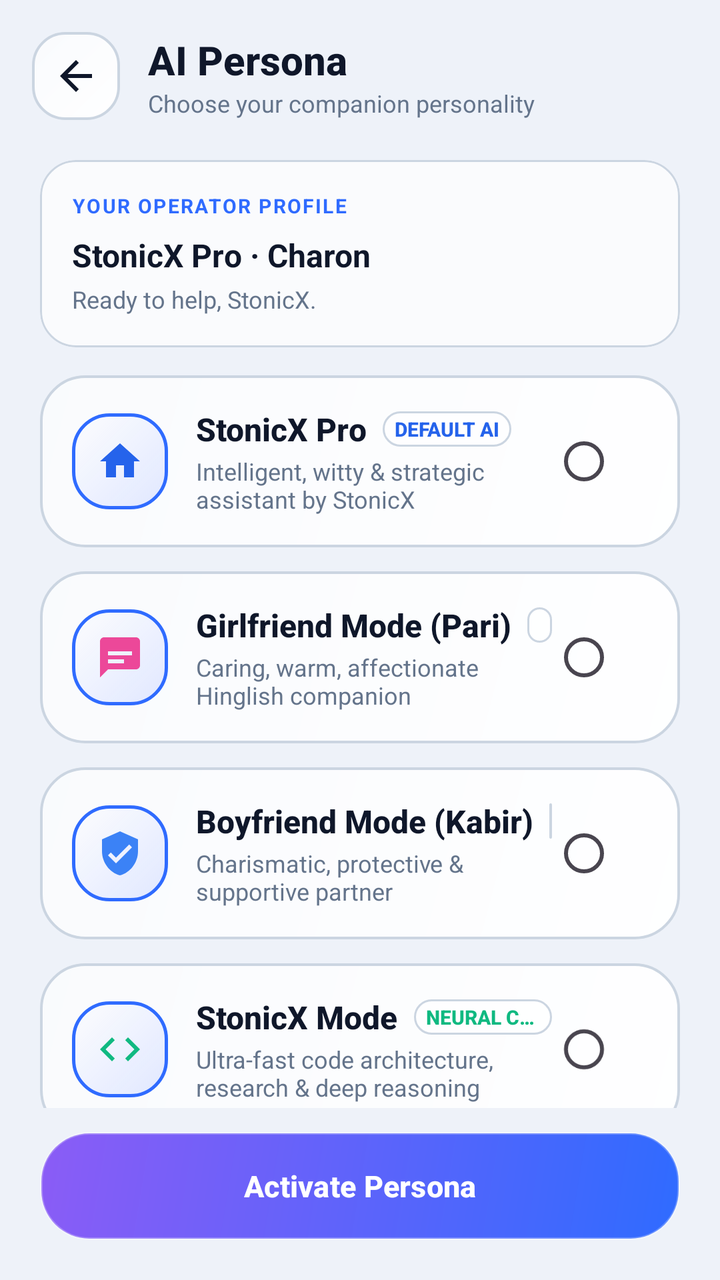
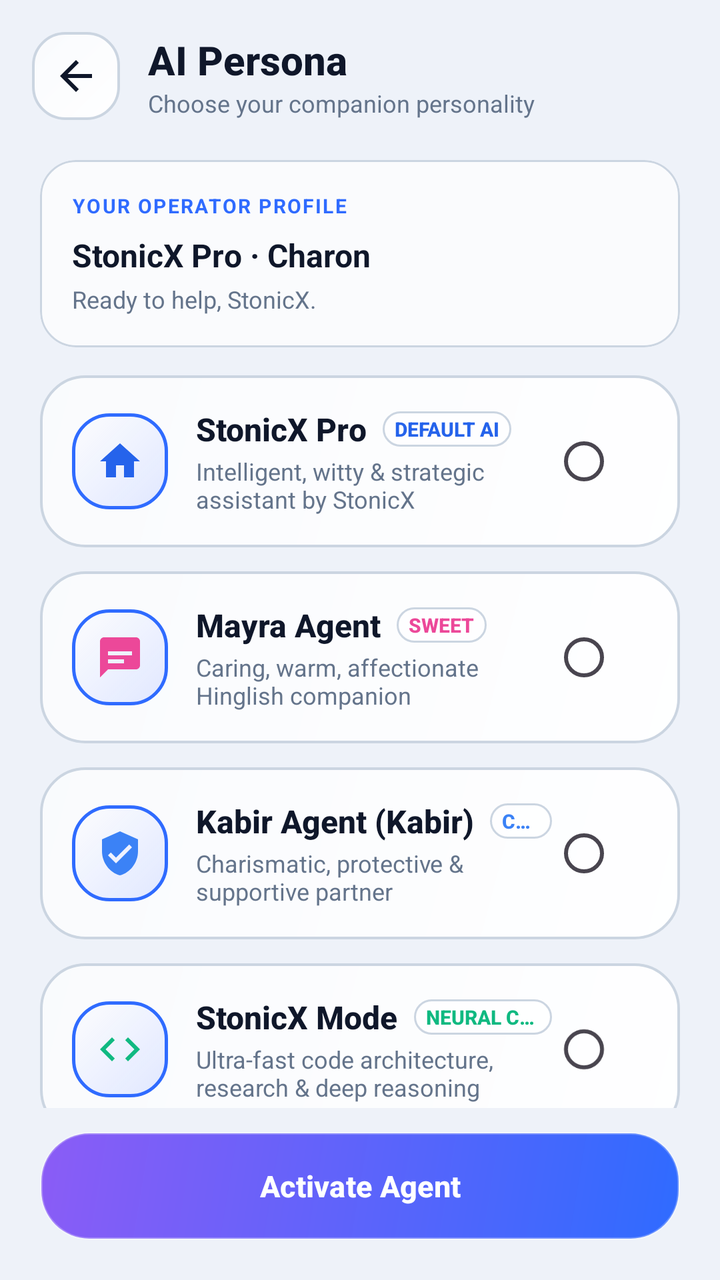

Screens rendered from an Android XML layout before and after an edit, with the pre-edit source and the edit as a unified diff.
<!-- AndroidManifest.xml: application theme Theme.StonicXAssistant -->
<!-- res/layout/activity_persona.xml -->
<?xml version="1.0" encoding="utf-8"?>
<androidx.constraintlayout.widget.ConstraintLayout
    xmlns:android="http://schemas.android.com/apk/res/android"
    xmlns:app="http://schemas.android.com/apk/res-auto"
    android:layout_width="match_parent"
    android:layout_height="match_parent"
    android:background="?attr/themeBg"
    android:focusable="true"
    android:focusableInTouchMode="true">

    
    <LinearLayout
        android:id="@+id/topBar"
        android:layout_width="match_parent"
        android:layout_height="wrap_content"
        android:orientation="horizontal"
        android:gravity="center_vertical"
        android:paddingStart="16dp"
        android:paddingEnd="16dp"
        android:paddingTop="16dp"
        android:paddingBottom="12dp"
        app:layout_constraintTop_toTopOf="parent">

        <ImageButton
            android:id="@+id/btnBack"
            android:layout_width="44dp"
            android:layout_height="44dp"
            android:background="@drawable/bg_stonicx_icon_square"
            android:src="@drawable/ic_back"
            app:tint="?attr/themeTextPrimary"
            android:contentDescription="Back" />

        <LinearLayout
            android:layout_width="0dp"
            android:layout_height="wrap_content"
            android:layout_weight="1"
            android:orientation="vertical"
            android:layout_marginStart="14dp">

            <TextView
                android:layout_width="wrap_content"
                android:layout_height="wrap_content"
                android:text="AI Persona"
                android:textColor="?attr/themeTextPrimary"
                android:textSize="20sp"
                android:fontFamily="sans-serif-medium"
                android:textStyle="bold" />

            <TextView
                android:layout_width="wrap_content"
                android:layout_height="wrap_content"
                android:text="Choose your companion personality"
                android:textColor="?attr/themeTextMuted"
                android:textSize="12sp"
                android:fontFamily="sans-serif" />
        </LinearLayout>
    </LinearLayout>

    <ScrollView
        android:id="@+id/scrollPersona"
        android:layout_width="match_parent"
        android:layout_height="0dp"
        android:paddingStart="20dp"
        android:paddingEnd="20dp"
        android:scrollbars="none"
        android:descendantFocusability="beforeDescendants"
        app:layout_constraintTop_toBottomOf="@id/topBar"
        app:layout_constraintBottom_toTopOf="@id/layoutBottomBar">

        <LinearLayout
            android:layout_width="match_parent"
            android:layout_height="wrap_content"
            android:orientation="vertical"
            android:paddingTop="8dp"
            android:paddingBottom="24dp">

            <com.google.android.material.card.MaterialCardView
                android:layout_width="match_parent"
                android:layout_height="wrap_content"
                android:layout_marginBottom="14dp"
                app:cardBackgroundColor="?attr/themeCardBg"
                app:strokeColor="?attr/themeCardBorder"
                app:strokeWidth="1dp"
                app:cardCornerRadius="18dp">

                <LinearLayout
                    android:layout_width="match_parent"
                    android:layout_height="wrap_content"
                    android:orientation="vertical"
                    android:padding="16dp">

                    <TextView
                        android:layout_width="wrap_content"
                        android:layout_height="wrap_content"
                        android:text="YOUR OPERATOR PROFILE"
                        android:textColor="?attr/themeAccent"
                        android:textSize="10sp"
                        android:letterSpacing="0.08"
                        android:textStyle="bold" />

                    <TextView
                        android:id="@+id/tvPersonaPreview"
                        android:layout_width="match_parent"
                        android:layout_height="wrap_content"
                        android:layout_marginTop="7dp"
                        android:text="StonicX Pro · Charon"
                        android:textColor="?attr/themeTextPrimary"
                        android:textSize="16sp"
                        android:textStyle="bold" />

                    <TextView
                        android:id="@+id/tvPersonaGreeting"
                        android:layout_width="match_parent"
                        android:layout_height="wrap_content"
                        android:layout_marginTop="3dp"
                        android:text="Ready to help, StonicX."
                        android:textColor="?attr/themeTextMuted"
                        android:textSize="12sp" />
                </LinearLayout>
            </com.google.android.material.card.MaterialCardView>

            
            <LinearLayout
                android:id="@+id/cardPersonaStonicX"
                android:layout_width="match_parent"
                android:layout_height="wrap_content"
                android:orientation="horizontal"
                android:gravity="center_vertical"
                android:background="@drawable/bg_stonicx_card"
                android:padding="16dp"
                android:clickable="true"
                android:focusable="true"
                android:layout_marginBottom="12dp">

                <FrameLayout
                    android:layout_width="48dp"
                    android:layout_height="48dp">
                    <ImageView
                        android:layout_width="match_parent"
                        android:layout_height="match_parent"
                        android:background="@drawable/bg_stonicx_avatar"
                        android:src="@drawable/ic_nav_home"
                        app:tint="@color/accent_sapphire"
                        android:padding="12dp"
                        android:contentDescription="StonicX" />
                </FrameLayout>

                <LinearLayout
                    android:layout_width="0dp"
                    android:layout_height="wrap_content"
                    android:layout_weight="1"
                    android:orientation="vertical"
                    android:layout_marginStart="14dp">

                    <LinearLayout
                        android:layout_width="wrap_content"
                        android:layout_height="wrap_content"
                        android:orientation="horizontal"
                        android:gravity="center_vertical">

                        <TextView
                            android:layout_width="wrap_content"
                            android:layout_height="wrap_content"
                            android:text="StonicX Pro"
                            android:textColor="?attr/themeTextPrimary"
                            android:textSize="16sp"
                            android:fontFamily="sans-serif-medium"
                            android:textStyle="bold" />

                        <TextView
                            android:layout_width="wrap_content"
                            android:layout_height="wrap_content"
                            android:text="DEFAULT AI"
                            android:singleLine="true"
                            android:maxLines="1"
                            android:textColor="@color/accent_sapphire"
                            android:textSize="10sp"
                            android:textStyle="bold"
                            android:fontFamily="sans-serif-medium"
                            android:background="@drawable/bg_stonicx_chip"
                            android:paddingStart="6dp"
                            android:paddingEnd="6dp"
                            android:paddingTop="2dp"
                            android:paddingBottom="2dp"
                            android:layout_marginStart="8dp" />
                    </LinearLayout>

                    <TextView
                        android:layout_width="wrap_content"
                        android:layout_height="wrap_content"
                        android:text="Intelligent, witty &amp; strategic assistant by StonicX"
                        android:textColor="?attr/themeTextMuted"
                        android:textSize="12sp"
                        android:fontFamily="sans-serif"
                        android:layout_marginTop="2dp" />
                </LinearLayout>

                <RadioButton
                    android:id="@+id/rbSelectStonicX"
                    android:layout_width="wrap_content"
                    android:layout_height="wrap_content"
                    android:clickable="false"
                    android:focusable="false" />
            </LinearLayout>

            
            <LinearLayout
                android:id="@+id/cardPersonaGirlfriend"
                android:layout_width="match_parent"
                android:layout_height="wrap_content"
                android:orientation="horizontal"
                android:gravity="center_vertical"
                android:background="@drawable/bg_stonicx_card"
                android:padding="16dp"
                android:clickable="true"
                android:focusable="true"
                android:layout_marginBottom="12dp">

                <FrameLayout
                    android:layout_width="48dp"
                    android:layout_height="48dp">
                    <ImageView
                        android:layout_width="match_parent"
                        android:layout_height="match_parent"
                        android:background="@drawable/bg_stonicx_avatar"
                        android:src="@drawable/ic_nav_chat"
                        app:tint="#EC4899"
                        android:padding="12dp"
                        android:contentDescription="Girlfriend" />
                </FrameLayout>

                <LinearLayout
                    android:layout_width="0dp"
                    android:layout_height="wrap_content"
                    android:layout_weight="1"
                    android:orientation="vertical"
                    android:layout_marginStart="14dp">

                    <LinearLayout
                        android:layout_width="wrap_content"
                        android:layout_height="wrap_content"
                        android:orientation="horizontal"
                        android:gravity="center_vertical">

                        <TextView
                            android:layout_width="wrap_content"
                            android:layout_height="wrap_content"
                            android:text="Girlfriend Mode (Pari)"
                            android:textColor="?attr/themeTextPrimary"
                            android:textSize="16sp"
                            android:fontFamily="sans-serif-medium"
                            android:textStyle="bold" />

                        <TextView
                            android:layout_width="wrap_content"
                            android:layout_height="wrap_content"
                            android:text="SWEET"
                            android:singleLine="true"
                            android:maxLines="1"
                            android:textColor="#EC4899"
                            android:textSize="10sp"
                            android:textStyle="bold"
                            android:fontFamily="sans-serif-medium"
                            android:background="@drawable/bg_stonicx_chip"
                            android:paddingStart="6dp"
                            android:paddingEnd="6dp"
                            android:paddingTop="2dp"
                            android:paddingBottom="2dp"
                            android:layout_marginStart="8dp" />
                    </LinearLayout>

                    <TextView
                        android:layout_width="wrap_content"
                        android:layout_height="wrap_content"
                        android:text="Caring, warm, affectionate Hinglish companion"
                        android:textColor="?attr/themeTextMuted"
                        android:textSize="12sp"
                        android:fontFamily="sans-serif"
                        android:layout_marginTop="2dp" />
                </LinearLayout>

                <RadioButton
                    android:id="@+id/rbSelectGirlfriend"
                    android:layout_width="wrap_content"
                    android:layout_height="wrap_content"
                    android:clickable="false"
                    android:focusable="false" />
            </LinearLayout>

            
            <LinearLayout
                android:id="@+id/cardPersonaBoyfriend"
                android:layout_width="match_parent"
                android:layout_height="wrap_content"
                android:orientation="horizontal"
                android:gravity="center_vertical"
                android:background="@drawable/bg_stonicx_card"
                android:padding="16dp"
                android:clickable="true"
                android:focusable="true"
                android:layout_marginBottom="12dp">

                <FrameLayout
                    android:layout_width="48dp"
                    android:layout_height="48dp">
                    <ImageView
                        android:layout_width="match_parent"
                        android:layout_height="match_parent"
                        android:background="@drawable/bg_stonicx_avatar"
                        android:src="@drawable/ic_settings_shield"
                        app:tint="#3B82F6"
                        android:padding="12dp"
                        android:contentDescription="Boyfriend" />
                </FrameLayout>

                <LinearLayout
                    android:layout_width="0dp"
                    android:layout_height="wrap_content"
                    android:layout_weight="1"
                    android:orientation="vertical"
                    android:layout_marginStart="14dp">

                    <LinearLayout
                        android:layout_width="wrap_content"
                        android:layout_height="wrap_content"
                        android:orientation="horizontal"
                        android:gravity="center_vertical">

                        <TextView
                            android:layout_width="wrap_content"
                            android:layout_height="wrap_content"
                            android:text="Boyfriend Mode (Kabir)"
                            android:textColor="?attr/themeTextPrimary"
                            android:textSize="16sp"
                            android:fontFamily="sans-serif-medium"
                            android:textStyle="bold" />

                        <TextView
                            android:layout_width="wrap_content"
                            android:layout_height="wrap_content"
                            android:text="CHARMING"
                            android:singleLine="true"
                            android:maxLines="1"
                            android:textColor="#3B82F6"
                            android:textSize="10sp"
                            android:textStyle="bold"
                            android:fontFamily="sans-serif-medium"
                            android:background="@drawable/bg_stonicx_chip"
                            android:paddingStart="6dp"
                            android:paddingEnd="6dp"
                            android:paddingTop="2dp"
                            android:paddingBottom="2dp"
                            android:layout_marginStart="8dp" />
                    </LinearLayout>

                    <TextView
                        android:layout_width="wrap_content"
                        android:layout_height="wrap_content"
                        android:text="Charismatic, protective &amp; supportive partner"
                        android:textColor="?attr/themeTextMuted"
                        android:textSize="12sp"
                        android:fontFamily="sans-serif"
                        android:layout_marginTop="2dp" />
                </LinearLayout>

                <RadioButton
                    android:id="@+id/rbSelectBoyfriend"
                    android:layout_width="wrap_content"
                    android:layout_height="wrap_content"
                    android:clickable="false"
                    android:focusable="false" />
            </LinearLayout>

            
            <LinearLayout
                android:id="@+id/cardPersonaStonicX2"
                android:layout_width="match_parent"
                android:layout_height="wrap_content"
                android:orientation="horizontal"
                android:gravity="center_vertical"
                android:background="@drawable/bg_stonicx_card"
                android:padding="16dp"
                android:clickable="true"
                android:focusable="true"
                android:layout_marginBottom="20dp">

                <FrameLayout
                    android:layout_width="48dp"
                    android:layout_height="48dp">
                    <ImageView
                        android:layout_width="match_parent"
                        android:layout_height="match_parent"
                        android:background="@drawable/bg_stonicx_avatar"
                        android:src="@drawable/ic_code_chip"
                        app:tint="#10B981"
                        android:padding="12dp"
                        android:contentDescription="StonicX" />
                </FrameLayout>

                <LinearLayout
                    android:layout_width="0dp"
                    android:layout_height="wrap_content"
                    android:layout_weight="1"
                    android:orientation="vertical"
                    android:layout_marginStart="14dp">

                    <LinearLayout
                        android:layout_width="wrap_content"
                        android:layout_height="wrap_content"
                        android:orientation="horizontal"
                        android:gravity="center_vertical">

                        <TextView
                            android:layout_width="wrap_content"
                            android:layout_height="wrap_content"
                            android:text="StonicX Mode"
                            android:textColor="?attr/themeTextPrimary"
                            android:textSize="16sp"
                            android:fontFamily="sans-serif-medium"
                            android:textStyle="bold" />

                        <TextView
                            android:layout_width="wrap_content"
                            android:layout_height="wrap_content"
                            android:text="NEURAL CORE"
                            android:singleLine="true"
                            android:maxLines="1"
                            android:textColor="#10B981"
                            android:textSize="10sp"
                            android:textStyle="bold"
                            android:fontFamily="sans-serif-medium"
                            android:background="@drawable/bg_stonicx_chip"
                            android:paddingStart="6dp"
                            android:paddingEnd="6dp"
                            android:paddingTop="2dp"
                            android:paddingBottom="2dp"
                            android:layout_marginStart="8dp" />
                    </LinearLayout>

                    <TextView
                        android:layout_width="wrap_content"
                        android:layout_height="wrap_content"
                        android:text="Ultra-fast code architecture, research &amp; deep reasoning"
                        android:textColor="?attr/themeTextMuted"
                        android:textSize="12sp"
                        android:fontFamily="sans-serif"
                        android:layout_marginTop="2dp" />
                </LinearLayout>

                <RadioButton
                    android:id="@+id/rbSelectStonicX2"
                    android:layout_width="wrap_content"
                    android:layout_height="wrap_content"
                    android:clickable="false"
                    android:focusable="false" />
            </LinearLayout>

            
            <TextView
                android:layout_width="wrap_content"
                android:layout_height="wrap_content"
                android:text="User Name (Default: StonicX)"
                android:textColor="?attr/themeTextMuted"
                android:textSize="13sp"
                android:fontFamily="sans-serif-medium"
                android:textStyle="bold"
                android:layout_marginBottom="8dp" />

            <LinearLayout
                android:layout_width="match_parent"
                android:layout_height="wrap_content"
                android:orientation="vertical"
                android:background="@drawable/bg_stonicx_card"
                android:padding="16dp"
                android:layout_marginBottom="16dp">

                <TextView
                    android:layout_width="wrap_content"
                    android:layout_height="wrap_content"
                    android:text="How should this persona address you?"
                    android:textColor="?attr/themeTextPrimary"
                    android:textSize="14sp"
                    android:fontFamily="sans-serif-medium"
                    android:textStyle="bold" />

                <com.google.android.material.textfield.TextInputLayout
                    android:layout_width="match_parent"
                    android:layout_height="wrap_content"
                    android:layout_marginTop="10dp"
                    app:boxBackgroundMode="outline"
                    app:boxCornerRadiusTopStart="12dp"
                    app:boxCornerRadiusTopEnd="12dp"
                    app:boxCornerRadiusBottomStart="12dp"
                    app:boxCornerRadiusBottomEnd="12dp"
                    app:boxStrokeColor="@color/accent_sapphire">

                    <com.google.android.material.textfield.TextInputEditText
                        android:id="@+id/etUserName"
                        android:layout_width="match_parent"
                        android:layout_height="wrap_content"
                        android:hint="StonicX"
                        android:text="StonicX"
                        android:inputType="textPersonName"
                        android:textColor="?attr/themeTextPrimary"
                        android:textSize="14sp"
                        android:fontFamily="sans-serif" />
                </com.google.android.material.textfield.TextInputLayout>
            </LinearLayout>

            
            <TextView
                android:layout_width="wrap_content"
                android:layout_height="wrap_content"
                android:text="Voice Tone"
                android:textColor="?attr/themeTextMuted"
                android:textSize="13sp"
                android:fontFamily="sans-serif-medium"
                android:textStyle="bold"
                android:layout_marginBottom="8dp" />

            <RadioGroup
                android:id="@+id/rgVoiceGroup"
                android:layout_width="match_parent"
                android:layout_height="wrap_content"
                android:background="@drawable/bg_stonicx_card"
                android:padding="14dp"
                android:layout_marginBottom="24dp">

                <RadioButton
                    android:id="@+id/rbVoiceAoede"
                    android:layout_width="match_parent"
                    android:layout_height="wrap_content"
                    android:text="Aoede (Warm, expressive female voice)"
                    android:textColor="?attr/themeTextPrimary"
                    android:textSize="13sp"
                    android:fontFamily="sans-serif-medium"
                    android:paddingTop="6dp"
                    android:paddingBottom="6dp" />

                <View
                    android:layout_width="match_parent"
                    android:layout_height="1dp"
                    android:background="@color/border_subtle" />

                <RadioButton
                    android:id="@+id/rbVoiceKore"
                    android:layout_width="match_parent"
                    android:layout_height="wrap_content"
                    android:text="Kore (Gentle, calm female voice)"
                    android:textColor="?attr/themeTextPrimary"
                    android:textSize="13sp"
                    android:fontFamily="sans-serif-medium"
                    android:paddingTop="6dp"
                    android:paddingBottom="6dp" />

                <View
                    android:layout_width="match_parent"
                    android:layout_height="1dp"
                    android:background="@color/border_subtle" />

                <RadioButton
                    android:id="@+id/rbVoiceFenrir"
                    android:layout_width="match_parent"
                    android:layout_height="wrap_content"
                    android:text="Fenrir (Deep, protective charismatic male voice)"
                    android:textColor="?attr/themeTextPrimary"
                    android:textSize="13sp"
                    android:fontFamily="sans-serif-medium"
                    android:paddingTop="6dp"
                    android:paddingBottom="6dp" />

                <View
                    android:layout_width="match_parent"
                    android:layout_height="1dp"
                    android:background="@color/border_subtle" />

                <RadioButton
                    android:id="@+id/rbVoicePuck"
                    android:layout_width="match_parent"
                    android:layout_height="wrap_content"
                    android:text="Puck (Crisp, modern dynamic male voice)"
                    android:textColor="?attr/themeTextPrimary"
                    android:textSize="13sp"
                    android:fontFamily="sans-serif-medium"
                    android:paddingTop="6dp"
                    android:paddingBottom="6dp" />

                <View
                    android:layout_width="match_parent"
                    android:layout_height="1dp"
                    android:background="@color/border_subtle" />

                <RadioButton
                    android:id="@+id/rbVoiceCharon"
                    android:layout_width="match_parent"
                    android:layout_height="wrap_content"
                    android:text="Charon (Distinguished butler male voice)"
                    android:textColor="?attr/themeTextPrimary"
                    android:textSize="13sp"
                    android:fontFamily="sans-serif-medium"
                    android:paddingTop="6dp"
                    android:paddingBottom="6dp" />
            </RadioGroup>

        </LinearLayout>
    </ScrollView>

    
    <LinearLayout
        android:id="@+id/layoutBottomBar"
        android:layout_width="match_parent"
        android:layout_height="wrap_content"
        android:paddingStart="20dp"
        android:paddingEnd="20dp"
        android:paddingTop="12dp"
        android:paddingBottom="20dp"
        android:background="?attr/themeBg"
        app:layout_constraintBottom_toBottomOf="parent">

        <com.google.android.material.button.MaterialButton
            android:id="@+id/btnActivatePersona"
            android:layout_width="match_parent"
            android:layout_height="54dp"
            android:background="@drawable/bg_stonicx_pill_button"
            app:backgroundTint="@null"
            android:text="Activate Persona"
            android:textColor="#FFFFFF"
            android:textSize="15sp"
            android:textStyle="bold"
            android:fontFamily="sans-serif-medium"
            android:textAllCaps="false" />
    </LinearLayout>

</androidx.constraintlayout.widget.ConstraintLayout>
<!-- resources referenced by this layout -->
<resources>
  <color name="accent_sapphire">#2563EB</color>
  <color name="border_subtle">#E2E8F0</color>
  <!-- drawable ic_back (drawable) -->
  <vector xmlns:android="http://schemas.android.com/apk/res/android"
      android:width="24dp"
      android:height="24dp"
      android:viewportWidth="24"
      android:viewportHeight="24">
    <path
        android:fillColor="#F4F4F6"
        android:pathData="M20,11H7.83l5.59,-5.59L12,4l-8,8 8,8 1.41,-1.41L7.83,13H20v-2z"/>
  </vector>
  <!-- drawable ic_code_chip (drawable) -->
  <vector xmlns:android="http://schemas.android.com/apk/res/android"
      android:width="20dp"
      android:height="20dp"
      android:viewportWidth="24"
      android:viewportHeight="24">
      <path
          android:fillColor="@color/naira_text_pink"
          android:pathData="M9.4,16.6L4.8,12l4.6,-4.6L8,6l-6,6 6,6 1.4,-1.4zM14.6,16.6l4.6,-4.6 -4.6,-4.6L16,6l6,6 -6,6 -1.4,-1.4z" />
  </vector>
  <!-- drawable ic_nav_chat (drawable) -->
  <vector xmlns:android="http://schemas.android.com/apk/res/android"
      android:width="24dp"
      android:height="24dp"
      android:viewportWidth="24"
      android:viewportHeight="24">
      <path
          android:fillColor="@color/text_subtle"
          android:pathData="M20,2H4C2.9,2 2,2.9 2,4v18l4,-4h14c1.1,0 2,-0.9 2,-2V4C22,2.9 21.1,2 20,2zM6,9h12v2H6V9zm0,4h8v2H6v-2z" />
  </vector>
  <!-- drawable ic_nav_home (drawable) -->
  <vector xmlns:android="http://schemas.android.com/apk/res/android"
      android:width="24dp"
      android:height="24dp"
      android:viewportWidth="24"
      android:viewportHeight="24">
      <path
          android:fillColor="@color/naira_red_bright"
          android:pathData="M10,20v-6h4v6h5v-8h3L12,3 2,12h3v8z" />
  </vector>
  <!-- drawable ic_settings_shield (drawable) -->
  <vector xmlns:android="http://schemas.android.com/apk/res/android"
      android:width="24dp"
      android:height="24dp"
      android:viewportWidth="24"
      android:viewportHeight="24">
      <path
          android:fillColor="@color/naira_red_bright"
          android:pathData="M12,1L3,5v6c0,5.55 3.84,10.74 9,12 5.16,-1.26 9,-6.45 9,-12V5l-9,-4zM10,17l-4,-4 1.41,-1.41L10,14.17l6.59,-6.59L18,9l-8,8z" />
  </vector>
  <style name="Theme.StonicXAssistant" parent="Theme.StonicXAssistant.Light" />
  <color name="naira_text_pink">#475569</color>
  <color name="text_subtle">#94A3B8</color>
  <color name="naira_red_bright">#2563EB</color>
  <!-- drawable bg_liquid_glow_light_1 (drawable) -->
  <?xml version="1.0" encoding="utf-8"?>
  <shape xmlns:android="http://schemas.android.com/apk/res/android"
      android:shape="oval">
      <gradient
          android:type="radial"
          android:gradientRadius="140dp"
          android:startColor="#262F6BFF"
          android:centerColor="#102F6BFF"
          android:endColor="#002F6BFF" />
  </shape>
  <!-- drawable bg_liquid_glow_light_2 (drawable) -->
  <?xml version="1.0" encoding="utf-8"?>
  <shape xmlns:android="http://schemas.android.com/apk/res/android"
      android:shape="oval">
      <gradient
          android:type="radial"
          android:gradientRadius="130dp"
          android:startColor="#208B5CF6"
          android:centerColor="#0D8B5CF6"
          android:endColor="#008B5CF6" />
  </shape>
  <!-- drawable bg_liquid_glow_light_3 (drawable) -->
  <?xml version="1.0" encoding="utf-8"?>
  <shape xmlns:android="http://schemas.android.com/apk/res/android"
      android:shape="oval">
      <gradient
          android:type="radial"
          android:gradientRadius="140dp"
          android:startColor="#1A06B6D4"
          android:centerColor="#0B06B6D4"
          android:endColor="#0006B6D4" />
  </shape>
  <!-- unchanged entries left out for length: 7 -->
</resources>

<!-- the commit's change to res/layout/activity_persona.xml (unified diff, before → after) -->
@@ -245,7 +245,7 @@
                         <TextView
                             android:layout_width="wrap_content"
                             android:layout_height="wrap_content"
-                            android:text="Girlfriend Mode (Pari)"
+                            android:text="Mayra Agent"
                             android:textColor="?attr/themeTextPrimary"
                             android:textSize="16sp"
                             android:fontFamily="sans-serif-medium"
@@ -329,7 +329,7 @@
                         <TextView
                             android:layout_width="wrap_content"
                             android:layout_height="wrap_content"
-                            android:text="Boyfriend Mode (Kabir)"
+                            android:text="Kabir Agent (Kabir)"
                             android:textColor="?attr/themeTextPrimary"
                             android:textSize="16sp"
                             android:fontFamily="sans-serif-medium"
@@ -373,7 +373,7 @@
 
             
             <LinearLayout
-                android:id="@+id/cardPersonaStonicX2"
+                android:id="@+id/cardPersonaStonicXMode"
                 android:layout_width="match_parent"
                 android:layout_height="wrap_content"
                 android:orientation="horizontal"
@@ -448,7 +448,7 @@
                 </LinearLayout>
 
                 <RadioButton
-                    android:id="@+id/rbSelectStonicX2"
+                    android:id="@+id/rbSelectStonicXMode"
                     android:layout_width="wrap_content"
                     android:layout_height="wrap_content"
                     android:clickable="false"
@@ -623,7 +623,7 @@
             android:layout_height="54dp"
             android:background="@drawable/bg_stonicx_pill_button"
             app:backgroundTint="@null"
-            android:text="Activate Persona"
+            android:text="Activate Agent"
             android:textColor="#FFFFFF"
             android:textSize="15sp"
             android:textStyle="bold"
